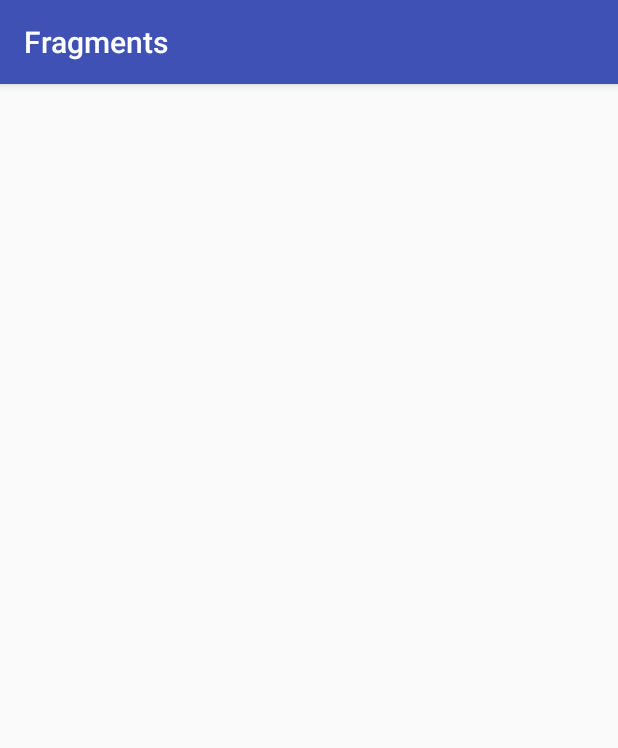
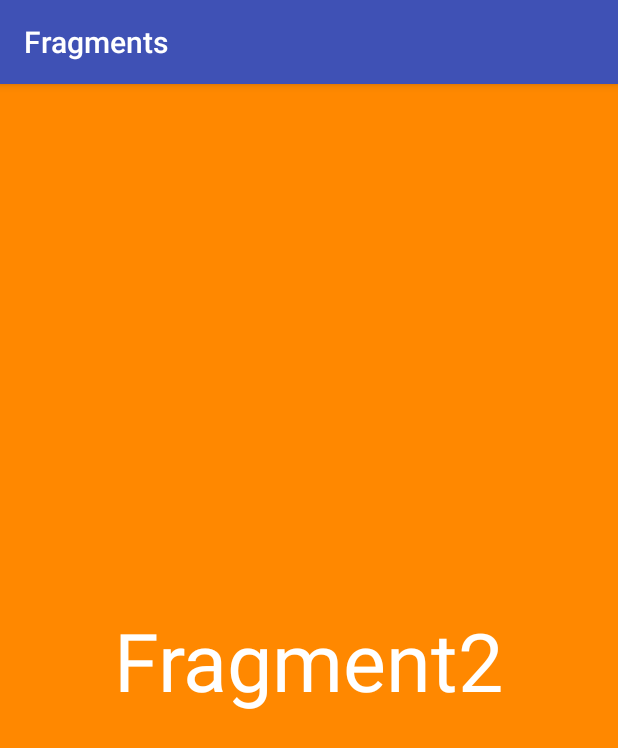
Before and after one commit to AdrianoModa/Fragments, an Android app: the screen it shows after launch (MainActivity), on a phone screen of 412 x 824 dp. Shown: the top 748 px of the screen. Run offline under Robolectric (Android 15) with nearby library versions, the phone set to English and light mode, and no system bars.

Commit message:
Correção: objeto deve ser instanciado pela Fragment respectiva e não uma nova Fragment.

```diff
--- a/app/src/main/java/com/example/androidc22/fragments/MainActivity.java
+++ b/app/src/main/java/com/example/androidc22/fragments/MainActivity.java
@@ -15,20 +15,20 @@ public class MainActivity extends AppCompatActivity {
         super.onCreate(savedInstanceState);
         setContentView(R.layout.activity_main);
 
-        FragmentManager fmanager = getSupportFragmentManager();
-        FragmentTransaction fTransaction = fmanager.beginTransaction();
+        FragmentManager fManager = getSupportFragmentManager();
+        FragmentTransaction fTransaction = fManager.beginTransaction();
 
         int orientation = getWindowManager().getDefaultDisplay().getRotation();
         if(orientation == Configuration.ORIENTATION_PORTRAIT){
 
-            Fragment fragment1 = new Fragment();
-            fTransaction.replace(android.R.id.content, fragment1);
+            Fragment1 f1 = new Fragment1();
+            fTransaction.replace(android.R.id.content, f1);
             Toast.makeText(this, "Fragment 1 em Ação", Toast.LENGTH_SHORT).show();
 
         }else{
 
-            Fragment fragement2 = new Fragment();
-            fTransaction.replace(android.R.id.content, fragement2);
+            Fragment2 f2 = new Fragment2();
+            fTransaction.replace(android.R.id.content, f2);
             Toast.makeText(this, "Fragment 2 em Ação", Toast.LENGTH_SHORT).show();
 
         }
```
